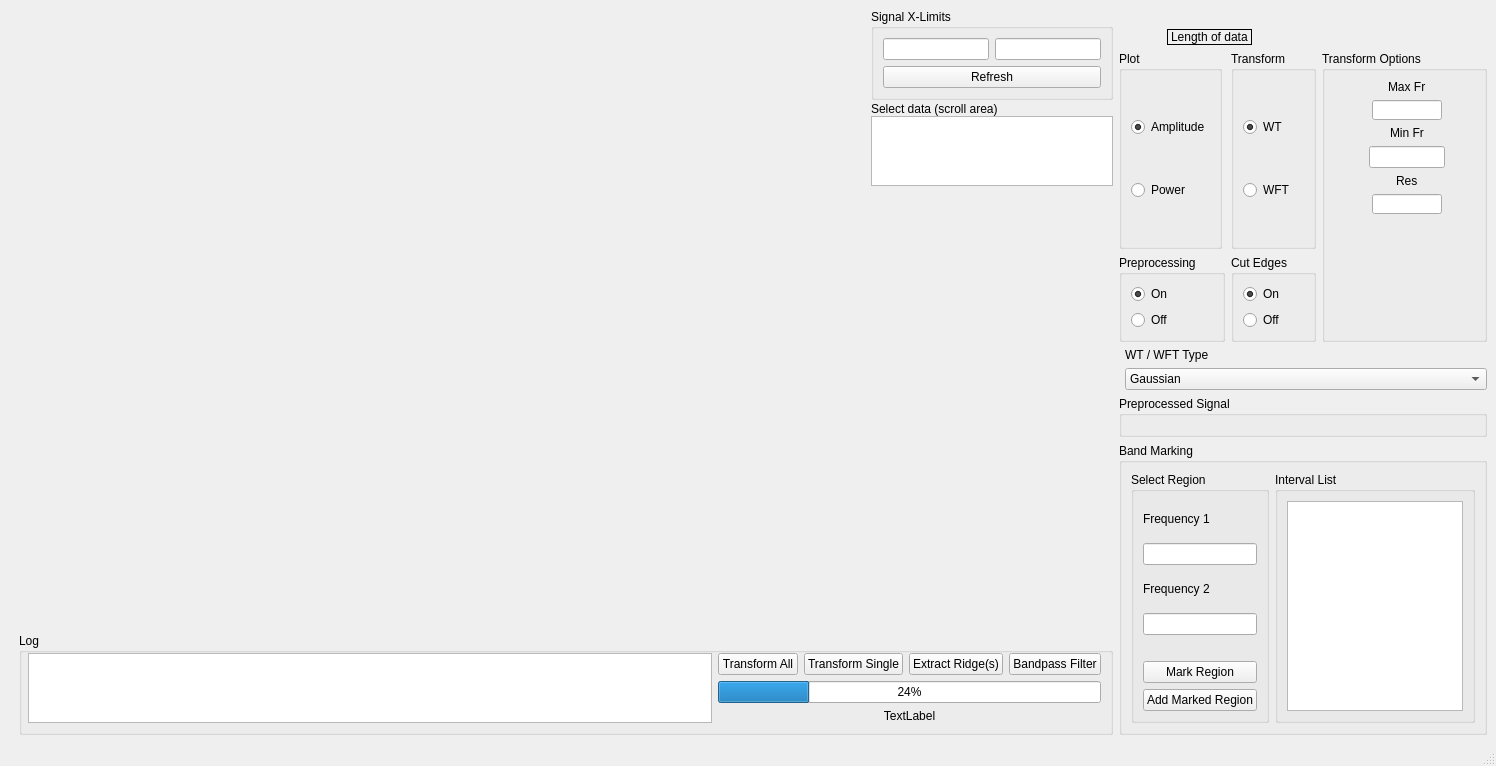
Before: the Qt Designer form res/layout/window_ridge_extraction.ui in luphysics/PyMODA, drawn with Qt 5.
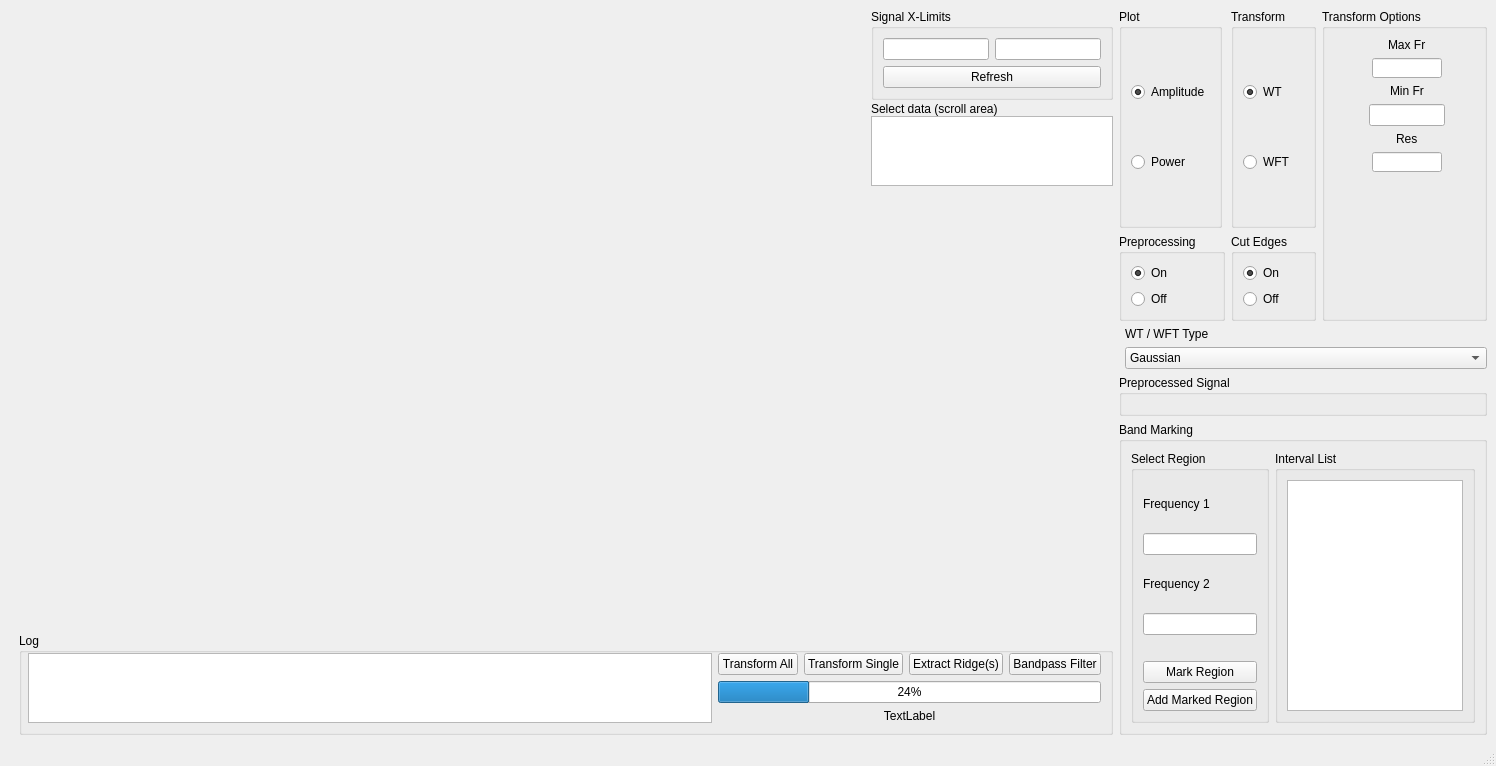
After: the same form once the commit is applied. Custom widgets are drawn as their Qt base class.

Commit message: Remove unused 'length of data' sections from UI

```diff
--- a/res/layout/window_ridge_extraction.ui
+++ b/res/layout/window_ridge_extraction.ui
@@ -178,35 +178,7 @@
       </item>
       <item>
        <layout class="QGridLayout" name="gridLayout_6">
-        <item row="0" column="0">
-         <layout class="QVBoxLayout" name="verticalLayout_2">
-          <item>
-           <widget class="QLabel" name="label">
-            <property name="text">
-             <string/>
-            </property>
-           </widget>
-          </item>
-         </layout>
-        </item>
         <item row="1" column="0">
-         <layout class="QHBoxLayout" name="data_section">
-          <item alignment="Qt::AlignHCenter">
-           <widget class="QLabel" name="label_6">
-            <property name="frameShape">
-             <enum>QFrame::Box</enum>
-            </property>
-            <property name="text">
-             <string>Length of data</string>
-            </property>
-           </widget>
-          </item>
-          <item>
-           <widget class="QWidget" name="dataLength" native="true"/>
-          </item>
-         </layout>
-        </item>
-        <item row="3" column="0">
          <layout class="QVBoxLayout" name="advanced_options_section" stretch="0,0">
           <item>
            <widget class="QGroupBox" name="groupBox">
@@ -293,7 +265,7 @@
           </item>
          </layout>
         </item>
-        <item row="2" column="0">
+        <item row="0" column="0">
          <layout class="QFormLayout" name="formLayout_3">
           <property name="labelAlignment">
            <set>Qt::AlignRight|Qt::AlignTrailing|Qt::AlignVCenter</set>
```
Left out of the diff: 2 changed lines with no effect on the pictures. The commit also changes 2 other files.
